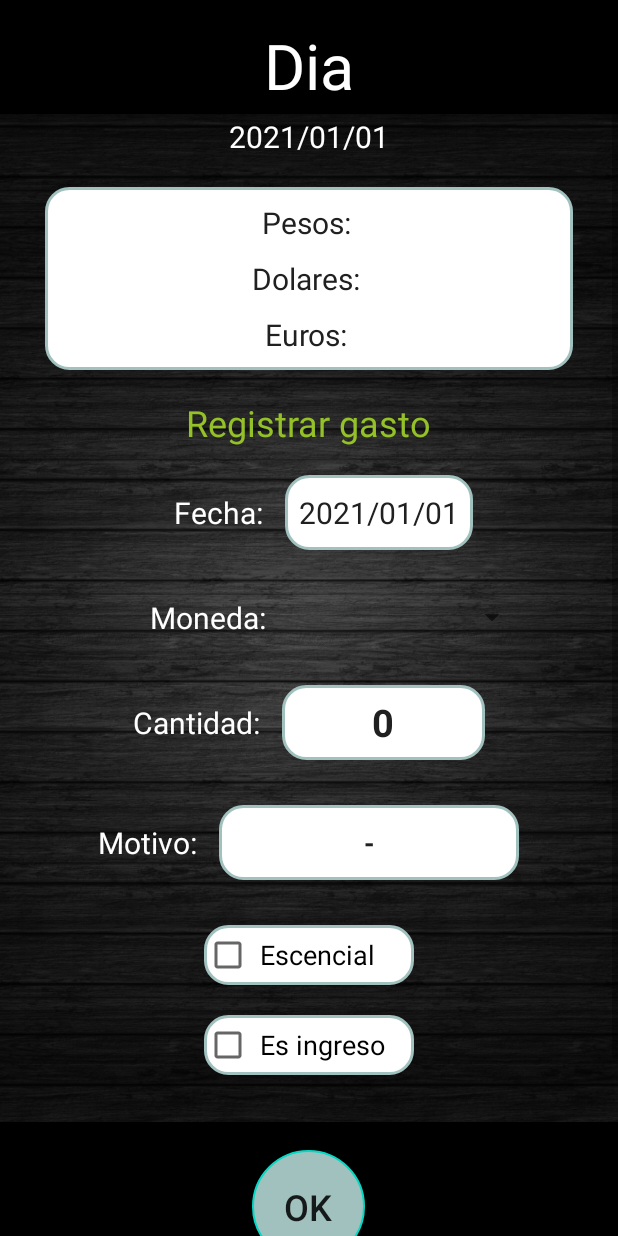
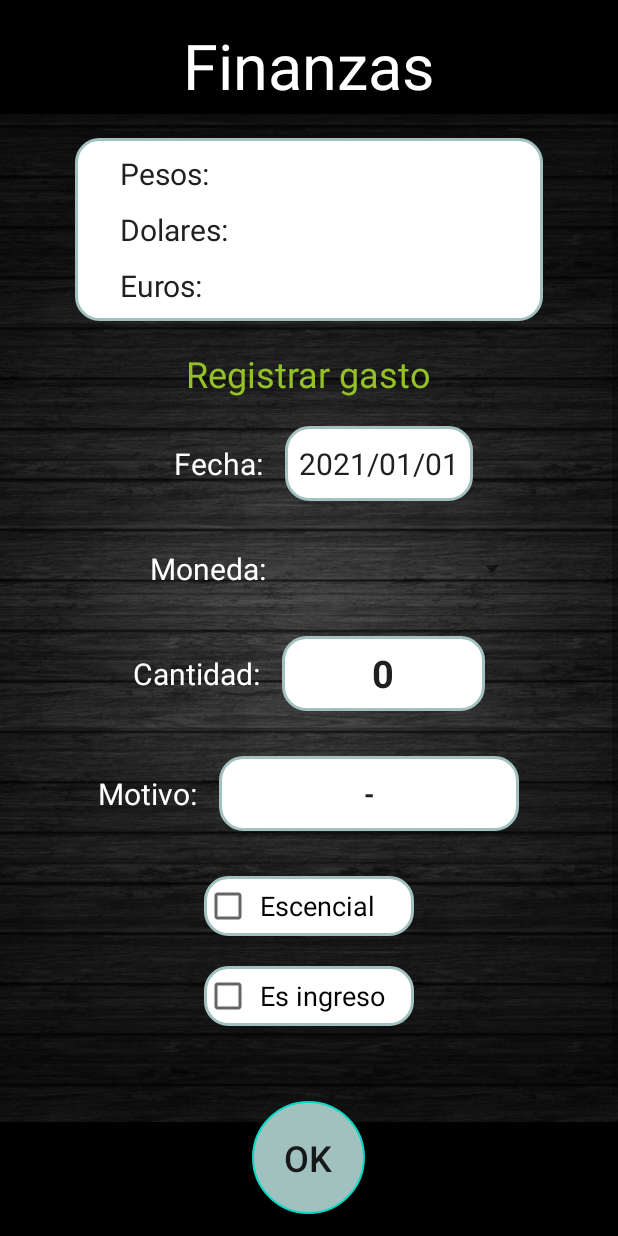
Before and after one commit to MateoMoretti/TaskDone, an Android app: the layout fragment_finanzas_principal.xml on its own in the app's theme, with its tools: preview values and no code run, on a phone screen of 412 x 824 dp. Run offline under Robolectric (Android 15) with nearby library versions, the light colour scheme and no system bars; Roboto replaces fonts that are not available here.

Commit message:
Historial remodelado

```diff
--- a/app/src/main/java/com/example/taskdone/Finanzas/HistorialAdapter.java
+++ b/app/src/main/java/com/example/taskdone/Finanzas/HistorialAdapter.java
@@ -52,7 +52,6 @@ public class HistorialAdapter extends RecyclerView.Adapter<HistorialAdapter.View
     @Override
     public void onBindViewHolder(@NonNull ViewHolderHistorial holder, int position) {
 
-        holder.fecha.setText(items.get(position).fecha);
         holder.signo.setText(items.get(position).signo);
         holder.tipo.setText(items.get(position).tipo);
         holder.cantidad.setText(items.get(position).cantidad);
@@ -86,7 +85,6 @@ public class HistorialAdapter extends RecyclerView.Adapter<HistorialAdapter.View
 
 
     public class ViewHolderHistorial extends RecyclerView.ViewHolder {
-        TextView fecha;
         TextView signo;
         TextView tipo;
         TextView cantidad;
@@ -95,7 +93,6 @@ public class HistorialAdapter extends RecyclerView.Adapter<HistorialAdapter.View
 
         public ViewHolderHistorial(@NonNull View itemView) {
             super(itemView);
-            fecha = itemView.findViewById(R.id.txt_fecha);
             signo = itemView.findViewById(R.id.signo_ingreso);
             tipo = itemView.findViewById(R.id.txt_tipo);
             cantidad = itemView.findViewById(R.id.txt_cantidad);
--- a/app/src/main/res/layout/fragment_finanzas_principal.xml
+++ b/app/src/main/res/layout/fragment_finanzas_principal.xml
@@ -43,29 +43,22 @@
                 android:layout_width="wrap_content"
                 android:layout_height="wrap_content"
                 android:layout_marginTop="15dp"
-                android:text="Dia"
+                android:text="Finanzas"
                 android:textColor="#FFFFFF"
                 android:textSize="42sp" />
-
-            <TextView
-                android:id="@+id/fecha"
-                android:layout_width="wrap_content"
-                android:layout_height="wrap_content"
-                android:layout_marginTop="5dp"
-                android:layout_marginBottom="20dp"
-                android:text="2021/01/01"
-                android:textColor="#FFFFFF"
-                android:textSize="20sp" />
 
             <LinearLayout
                 android:layout_width="match_parent"
                 android:layout_height="wrap_content"
                 android:layout_gravity="center"
-                android:layout_marginStart="30dp"
-                android:layout_marginEnd="30dp"
+                android:layout_marginStart="50dp"
+                android:layout_marginTop="20dp"
+                android:layout_marginEnd="50dp"
                 android:background="@drawable/fondo_blanco_redondeado"
                 android:gravity="center"
-                android:orientation="vertical">
+                android:orientation="vertical"
+                android:paddingStart="30dp"
+                android:paddingEnd="20dp">
 
                 <TextView
                     android:id="@+id/pesos"
@@ -73,7 +66,7 @@
                     android:layout_height="wrap_content"
                     android:layout_marginTop="10dp"
                     android:text="Pesos: "
-                    android:textAlignment="center"
+                    android:textAlignment="textStart"
                     android:textColor="@color/almost_black"
                     android:textSize="20sp" />
 
@@ -84,7 +77,7 @@
                     android:layout_marginTop="10dp"
                     android:layout_marginBottom="10dp"
                     android:text="Dolares: "
-                    android:textAlignment="center"
+                    android:textAlignment="textStart"
                     android:textColor="@color/almost_black"
                     android:textSize="20sp" />
 
@@ -94,7 +87,7 @@
                     android:layout_height="wrap_content"
                     android:layout_marginBottom="10dp"
                     android:text="Euros: "
-                    android:textAlignment="center"
+                    android:textAlignment="textStart"
                     android:textColor="@color/almost_black"
                     android:textSize="20sp" />
             </LinearLayout>
--- a/app/src/main/res/layout/fragment_finanzas_stats.xml
+++ b/app/src/main/res/layout/fragment_finanzas_stats.xml
@@ -27,10 +27,10 @@
         style="@style/Titulos"
         android:layout_width="wrap_content"
         android:layout_height="wrap_content"
-        android:layout_marginTop="15dp"
-        android:text="Titulo"
+        android:layout_marginTop="20dp"
+        android:text="Estadísticas"
         android:textColor="#FFFFFF"
-        android:textSize="42sp"
+        android:textSize="36sp"
         app:layout_constraintEnd_toEndOf="parent"
         app:layout_constraintHorizontal_bias="0.5"
         app:layout_constraintStart_toStartOf="parent"
```
Also changed, not shown: app/src/main/java/com/example/taskdone/Finanzas/HistorialFragment.java (+30 -4 lines), app/src/main/java/com/example/taskdone/Finanzas/PrincipalFragment.java (+6 -7 lines), app/src/main/java/com/example/taskdone/Utils.java (+63 -0 lines), app/src/main/res/layout/elementos_historial.xml (added, +39 -0 lines), app/src/main/res/layout/fragment_finanzas_historial.xml (+10 -5 lines), app/src/main/res/layout/item_historial.xml (+7 -13 lines).
